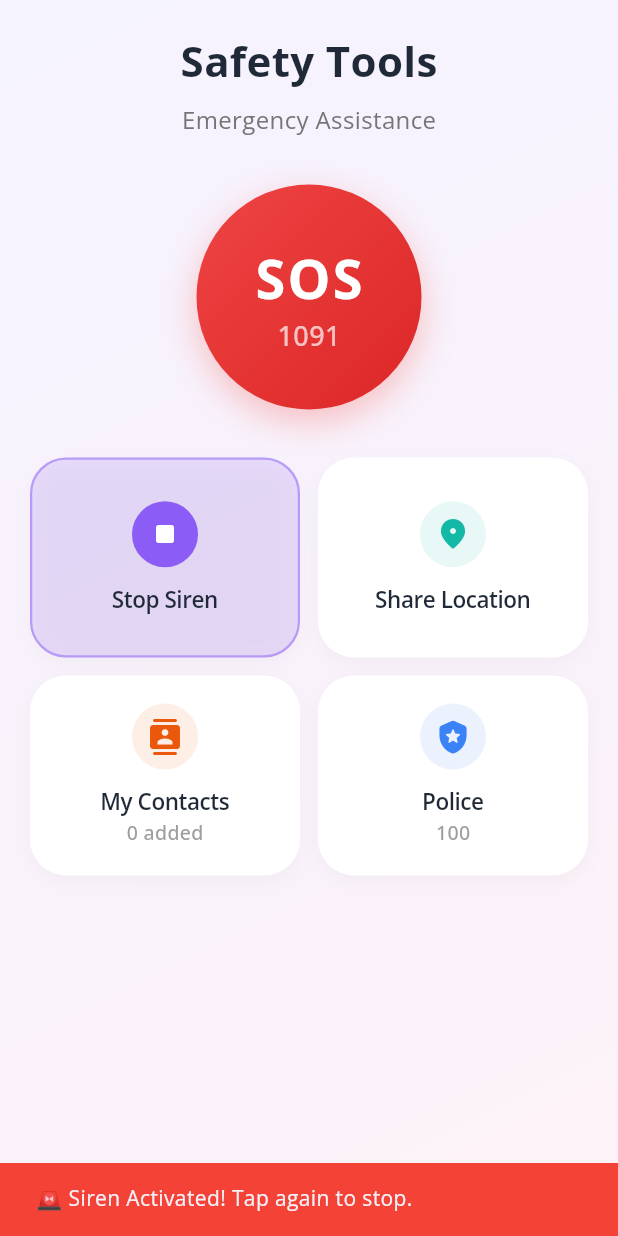
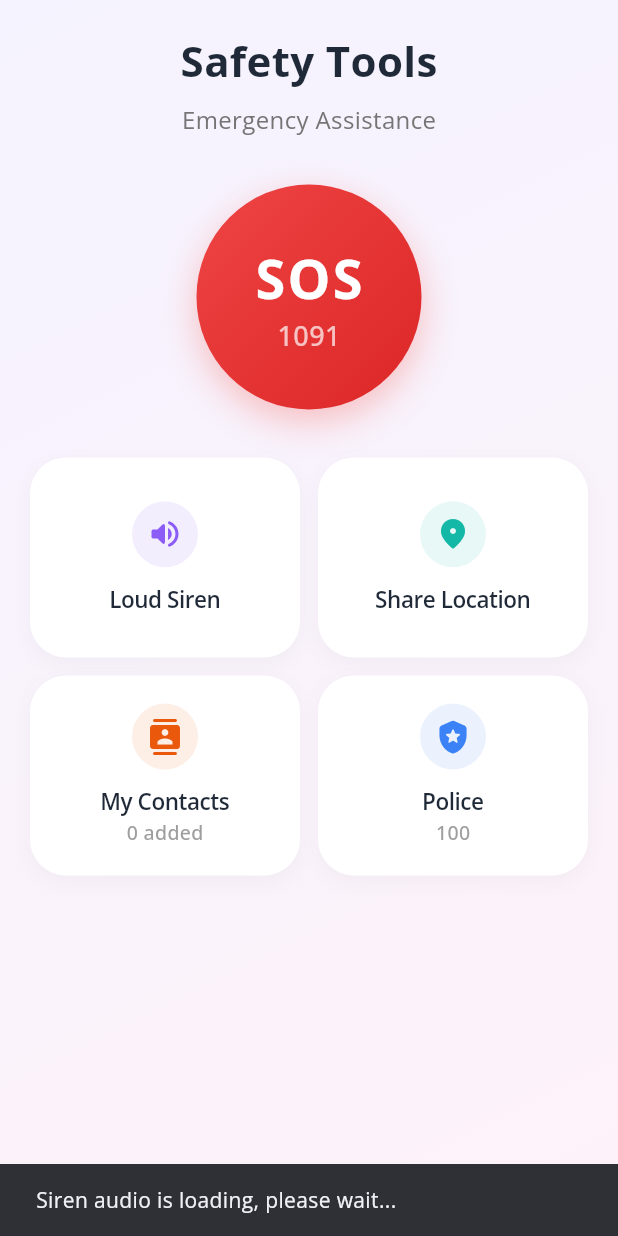
Before and after one commit to 89Aman/CampusFix, a Flutter app: the SafetyToolsScreen screen opened directly, after a tap on "Loud Siren", on a phone screen of 412 x 824 dp. Run offline on Flutter 3.47's test engine with Material 3 defaults, Android fonts, the light colour scheme and no system bars; our stand-ins replace audioplayers, connectivity_plus, file_picker, flutter_secure_storage, flutter_svg, geolocator and 4 more; accounts and stored records are empty.

Commit message:
Fix siren audio by copying to device storage

```diff
--- a/flutter_app/lib/screens/safety_tools_screen.dart
+++ b/flutter_app/lib/screens/safety_tools_screen.dart
@@ -1,12 +1,14 @@
 import 'dart:convert';
 import 'dart:io';
 import 'package:flutter/material.dart';
+import 'package:flutter/services.dart';
 import 'package:url_launcher/url_launcher.dart';
 import 'package:audioplayers/audioplayers.dart';
 import 'package:geolocator/geolocator.dart';
 import 'package:share_plus/share_plus.dart';
 import 'package:permission_handler/permission_handler.dart';
 import 'package:flutter_secure_storage/flutter_secure_storage.dart';
+import 'package:path_provider/path_provider.dart';
 
 class SafetyToolsScreen extends StatefulWidget {
   const SafetyToolsScreen({super.key});
@@ -20,12 +22,14 @@ class _SafetyToolsScreenState extends State<SafetyToolsScreen> {
   final _storage = const FlutterSecureStorage();
 
   bool _isSirenPlaying = false;
+  String? _sirenPath;
   List<Map<String, String>> _contacts = []; // [{'name': 'Mom', 'number': '123'}]
 
   @override
   void initState() {
     super.initState();
     _loadContacts();
+    _copySirenToDevice();
   }
 
   @override
@@ -89,21 +93,55 @@ class _SafetyToolsScreenState extends State<SafetyToolsScreen> {
     }
   }
 
+  // Copy siren audio from assets to device storage
+  Future<void> _copySirenToDevice() async {
+    try {
+      final directory = await getApplicationDocumentsDirectory();
+      final filePath = '${directory.path}/siren.mp3';
+      final file = File(filePath);
+
+      // Only copy if file doesn't exist
+      if (!await file.exists()) {
+        final byteData = await rootBundle.load('assets/sounds/siren.mp3');
+        final buffer = byteData.buffer;
+        await file.writeAsBytes(
+          buffer.asUint8List(byteData.offsetInBytes, byteData.lengthInBytes),
+        );
+        debugPrint('Siren audio copied to: $filePath');
+      }
+
+      setState(() {
+        _sirenPath = filePath;
+      });
+    } catch (e) {
+      debugPrint('Error copying siren audio: $e');
+    }
+  }
+
   Future<void> _toggleSiren(BuildContext context) async {
     if (_isSirenPlaying) {
       await _audioPlayer.stop();
       setState(() => _isSirenPlaying = false);
     } else {
+      // Check if siren file is ready
+      if (_sirenPath == null) {
+        if (mounted) {
+          ScaffoldMessenger.of(context).showSnackBar(
+            const SnackBar(content: Text('Siren audio is loading, please wait...')),
+          );
+        }
+        return;
+      }
+
       try {
         // Stop any existing playback first
         await _audioPlayer.stop();
 
-        // Set the audio source
-        await _audioPlayer.setSource(AssetSource('sounds/siren.mp3'));
+        // Set release mode to loop before playing
         await _audioPlayer.setReleaseMode(ReleaseMode.loop);
 
-        // Use play() instead of resume() for initial playback
-        await _audioPlayer.play(AssetSource('sounds/siren.mp3'));
+        // Play the audio from device storage
+        await _audioPlayer.play(DeviceFileSource(_sirenPath!));
 
         setState(() => _isSirenPlaying = true);
 
@@ -120,7 +158,10 @@ class _SafetyToolsScreenState extends State<SafetyToolsScreen> {
         debugPrint("Error playing siren: $e");
          if (mounted) {
            ScaffoldMessenger.of(context).showSnackBar(
-            SnackBar(content: Text('Could not play siren audio: $e')),
+            SnackBar(
+              content: Text('Could not play siren audio: $e'),
+              duration: Duration(seconds: 3),
+            ),
           );
         }
       }
```
Also changed, not shown: 1 other file.
